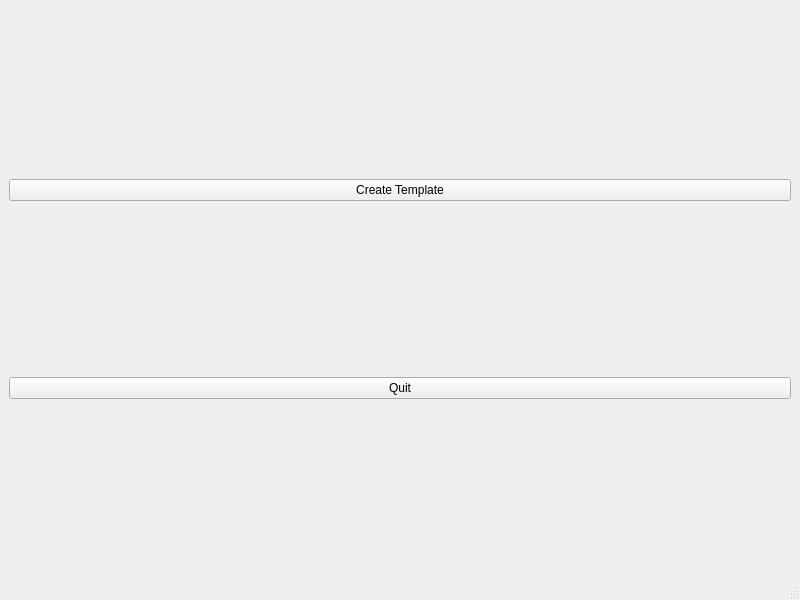
The window that mainWindow.ui (PhilCuster/Dungeon_Journal) describes before a commit, drawn with Qt 5.
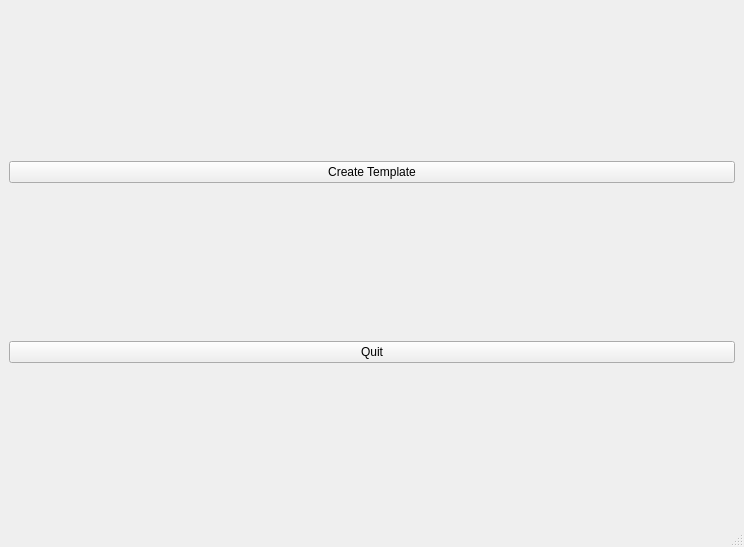
The same window after the commit.

Commit message: Completed prototype of template creation widget.

What changed in the file:
```diff
--- a/mainWindow.ui
+++ b/mainWindow.ui
@@ -6,16 +6,14 @@
    <rect>
     <x>0</x>
     <y>0</y>
-    <width>800</width>
-    <height>600</height>
+    <width>744</width>
+    <height>547</height>
    </rect>
   </property>
   <property name="windowTitle">
    <string>Dungeon Journal</string>
   </property>
   <widget class="QWidget" name="centralwidget">
-   <layout class="QHBoxLayout" name="horizontalLayout">
-    <item>
      <layout class="QVBoxLayout" name="verticalLayout">
       <item>
        <widget class="QPushButton" name="createTemplateButton">
@@ -32,8 +30,6 @@
        </widget>
       </item>
      </layout>
-    </item>
-   </layout>
   </widget>
   <widget class="QMenuBar" name="menubar">
    <property name="geometry">
```
Left out of the diff: 2 changed lines with no effect on the pictures. Lines whose indentation alone changed are shown as unchanged. The commit also changes 4 other files.
